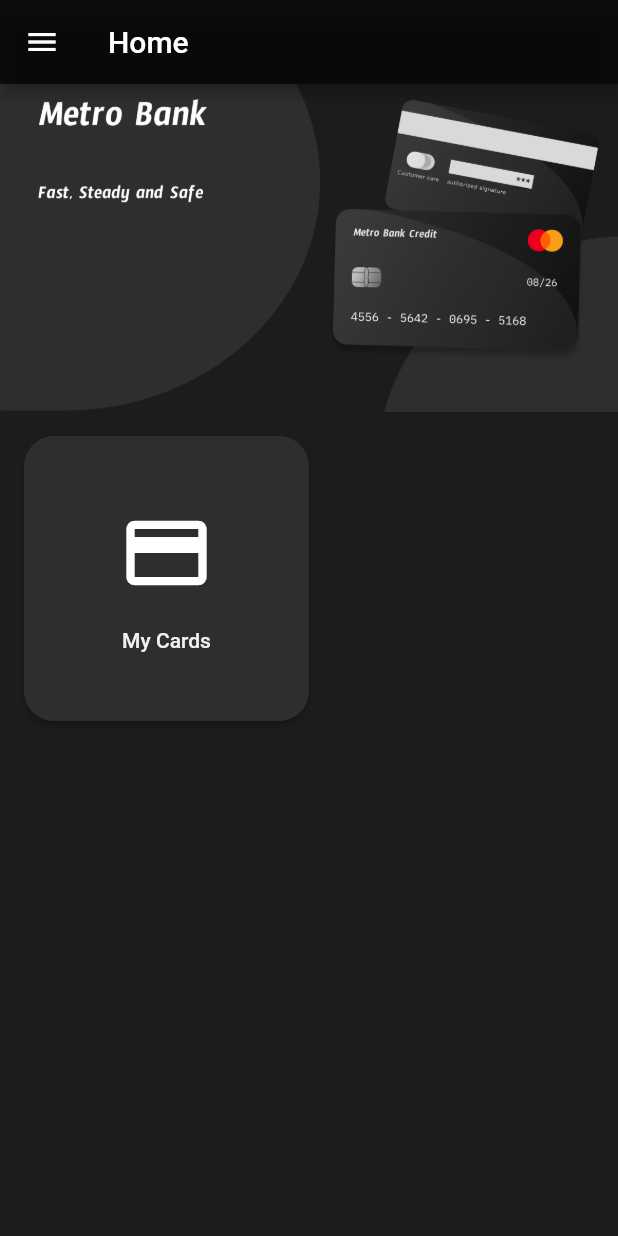
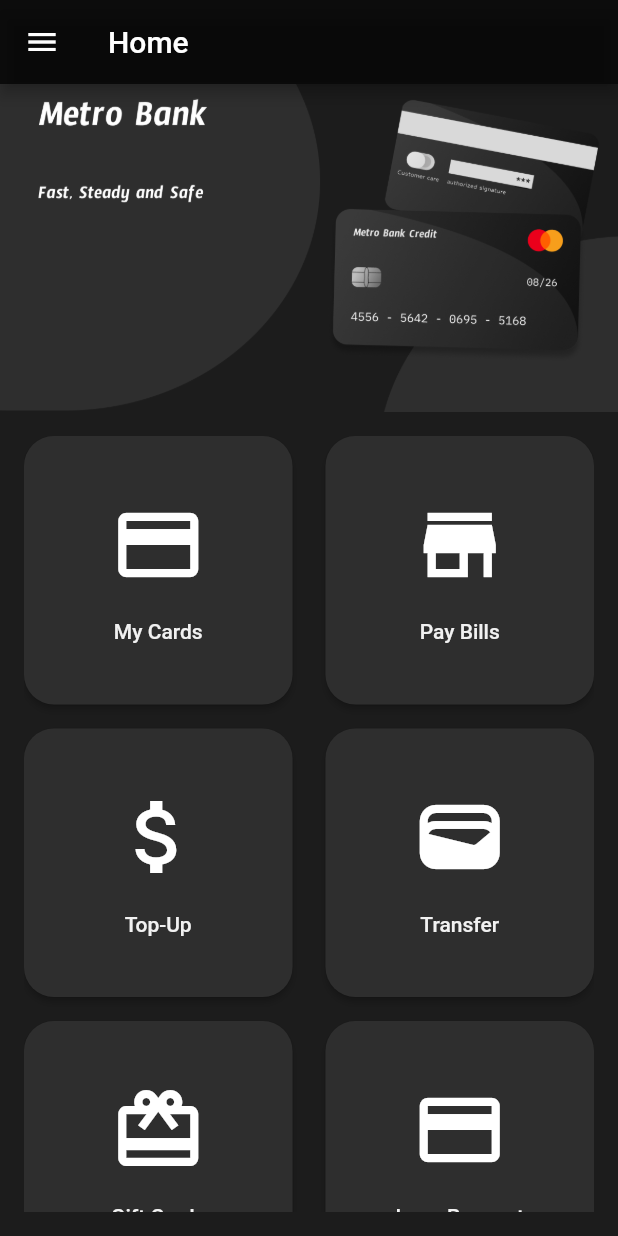
Before and after one commit to MoeZalzala11/Metro_Bank_0.1, a Flutter app: the screen it shows after launch, on a phone screen of 412 x 824 dp. Run offline on Flutter 3.47's test engine with Material 2 defaults, Android fonts, the phone set to English and light mode, and no system bars.

Commit message:
edit the home screen widget

```diff
--- a/lib/home_page_button.dart
+++ b/lib/home_page_button.dart
@@ -1,11 +1,12 @@
 import 'package:flutter/material.dart';
 
 class HomePageButton extends StatelessWidget {
-  const HomePageButton({Key? key, required this.label, required this.onPressed})
+  const HomePageButton({Key? key, required this.label, required this.onPressed, required this.buttonIcon})
       : super(key: key);
 
   final String label;
   final Function onPressed;
+  final IconData buttonIcon;
 
   @override
   Widget build(BuildContext context) {
@@ -16,19 +17,16 @@
               RoundedRectangleBorder(borderRadius: BorderRadius.circular(20)),
           backgroundColor: const Color(0xFF2E2E2E),
         ),
-        child: Padding(
-          padding: const EdgeInsets.all(35),
         child: Column(
           mainAxisAlignment: MainAxisAlignment.center,
           children: [
-              const Icon(Icons.credit_card,size: 64,),
+            Icon(buttonIcon,size: 64,),
             const SizedBox(height: 18,),
             Text(
               label,
               style: const TextStyle(color: Color(0xFFF1F1F1)),
             ),
           ],
-          ),
         ));
   }
 }
--- a/lib/metro_home_page.dart
+++ b/lib/metro_home_page.dart
@@ -10,21 +10,15 @@
 }
 
 class _MetroHomePageState extends State<MetroHomePage> {
-
   void printTheLabel(String label) {
     print('My cards button is clicked');
   }
+
   @override
   Widget build(BuildContext context) {
     return SizedBox(
-        width: MediaQuery
-            .of(context)
-            .size
-            .width,
-        height: MediaQuery
-            .of(context)
-            .size
-            .height,
+      width: MediaQuery.of(context).size.width,
+      height: MediaQuery.of(context).size.height,
       child: Column(
         children: [
           const Image(image: AssetImage('images/Ad3x.png')),
@@ -32,9 +26,45 @@
             child: Padding(
               padding: const EdgeInsets.all(16),
               child: GridView.count(
+                mainAxisSpacing: 16,
+                crossAxisSpacing: 22,
                 crossAxisCount: 2,
                 children: [
-                    HomePageButton(label: 'My Cards', onPressed: printTheLabel),
+                  HomePageButton(
+                    label: 'My Cards',
+                    onPressed: printTheLabel,
+                    buttonIcon: Icons.credit_card_outlined,
+                  ),
+                  HomePageButton(
+                    label: 'Pay Bills',
+                    onPressed: printTheLabel,
+                    buttonIcon: Icons.store,
+                  ),
+                  HomePageButton(
+                    label: 'Top-Up',
+                    onPressed: printTheLabel,
+                    buttonIcon: Icons.attach_money_outlined,
+                  ),
+                  HomePageButton(
+                    label: 'Transfer',
+                    onPressed: printTheLabel,
+                    buttonIcon: Icons.wallet_rounded,
+                  ),
+                  HomePageButton(
+                    label: 'Gift Cards',
+                    onPressed: printTheLabel,
+                    buttonIcon: Icons.card_giftcard_outlined,
+                  ),
+                  HomePageButton(
+                    label: 'Loan Request',
+                    onPressed: printTheLabel,
+                    buttonIcon: Icons.credit_card,
+                  ),
+                  HomePageButton(
+                    label: 'Credit Card',
+                    onPressed: printTheLabel,
+                    buttonIcon: Icons.credit_card,
+                  ),
                 ],
               ),
             ),
```
Lines whose indentation alone changed are shown as unchanged.
